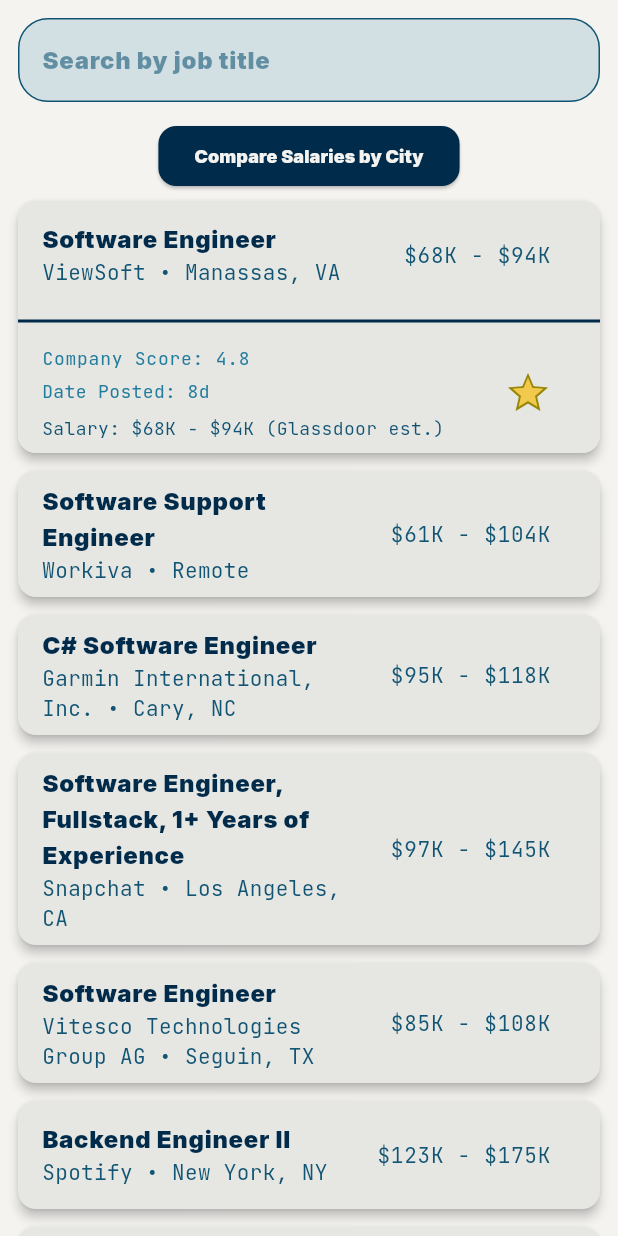
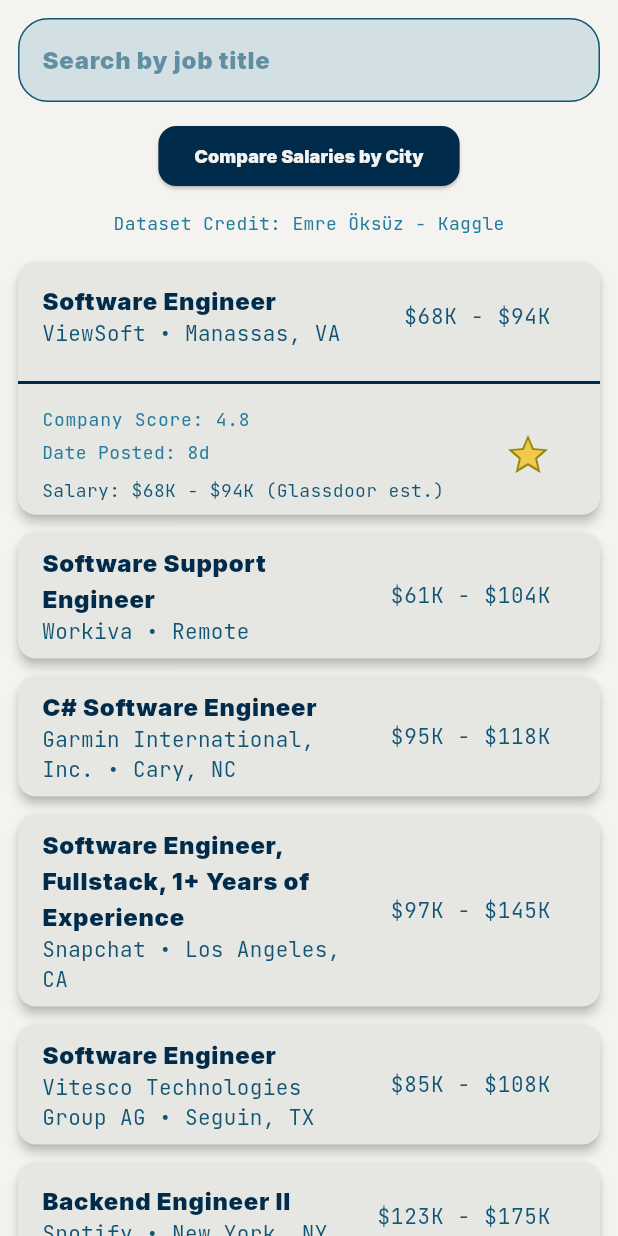
Before and after one commit to marcsaffold17/GetJobApp, a Flutter app: the SWESearchView screen opened directly, after a tap on "Software Engineer", after a tap on the "star border" icon, on a phone screen of 412 x 824 dp. Run offline on Flutter 3.47's test engine with Material 3 defaults, Android fonts, the phone set to English and light mode, and no system bars; our stand-ins replace cloud_firestore, csv, email_validator, firebase_auth, firebase_core, get and 4 more; missing offline and left inert: alarm; accounts and stored records are empty; project files that could hold a hidden picture were left out.

Commit message:
Added credit to dataset creators

```diff
--- a/finalproject/finalproject/lib/view/SWESearch_view.dart
+++ b/finalproject/finalproject/lib/view/SWESearch_view.dart
@@ -270,6 +270,13 @@ class _SWESearchViewState extends State<SWESearchView> implements JobView {
                       style: TextStyle(fontFamily: 'inter', fontSize: 12),
                     ),
                   ),
+                  const SizedBox(height: 12),
+                  Text(
+                    'Dataset Credit: Emre Öksüz - Kaggle',
+                    style: TextStyle(color: Color.fromARGB(255, 34, 124, 157), fontFamily: 'JetB', fontSize: 12
+                    ),
+                  ),
+                  const SizedBox(height: 12),
                   Expanded(
                     child:
                         _filteredJobs.isEmpty
```
Also changed, not shown: finalproject/finalproject/lib/view/DSTest_view.dart (+8 -1 lines).
